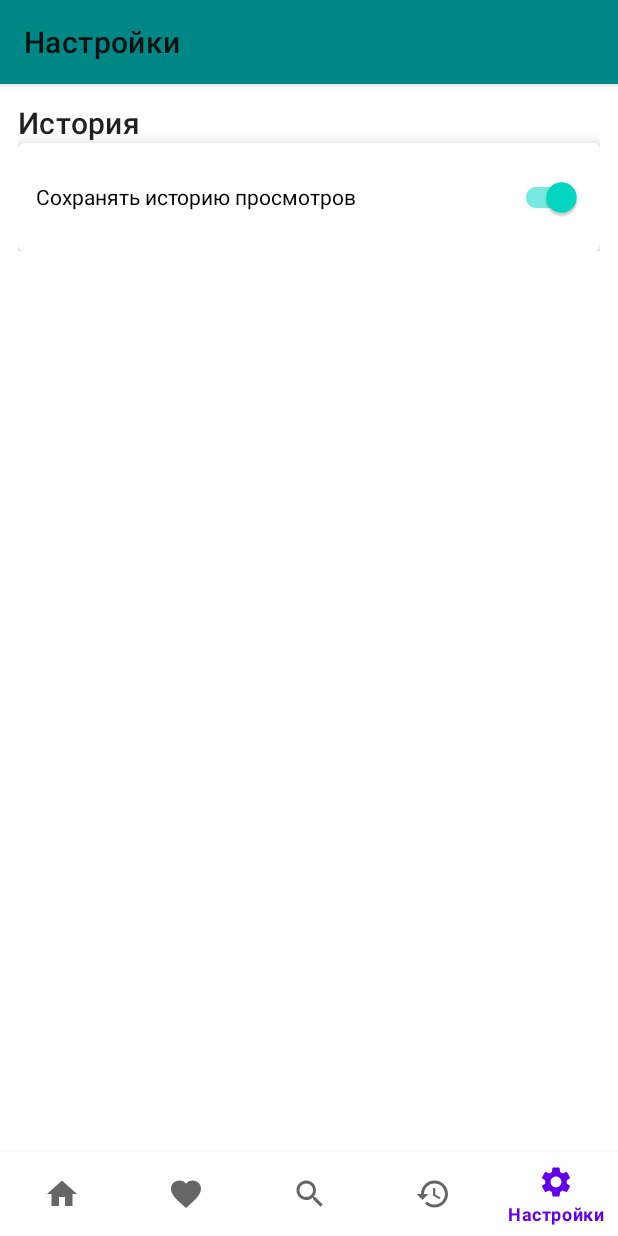
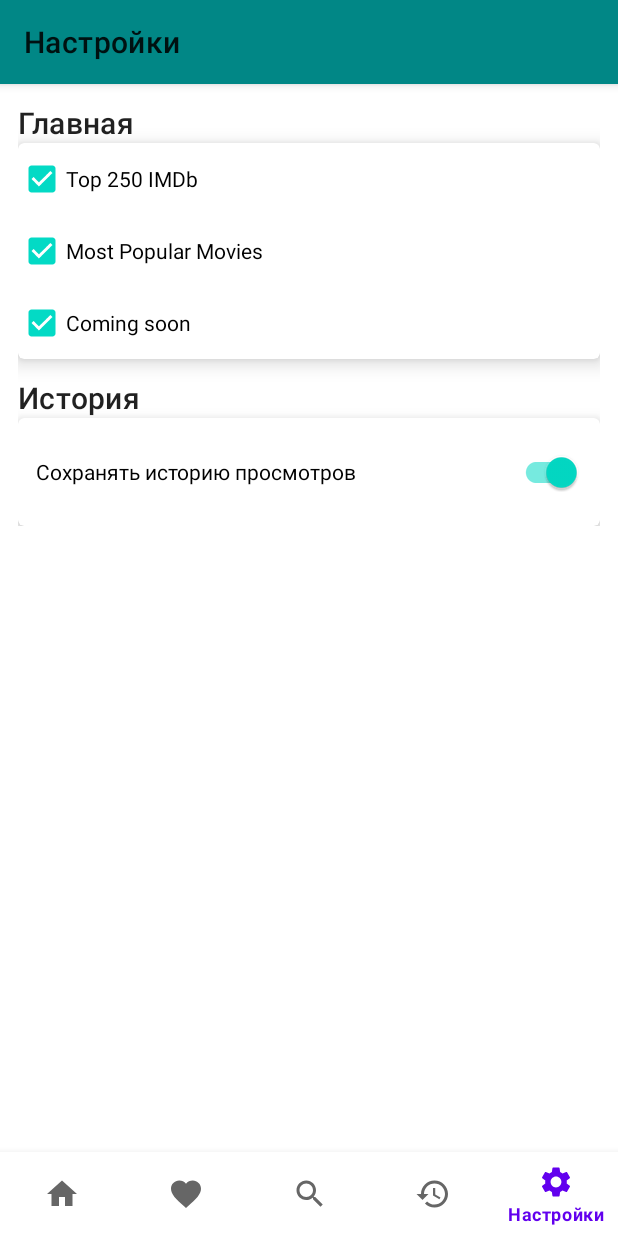
Before and after one commit to Kerencev/MovieApp, an Android app: the screen it shows after launch (MainActivity), item 5 of the bottom bar chosen, on a phone screen of 412 x 824 dp. Run offline under Robolectric (Android 15) with nearby library versions, the phone set to English and light mode, and no system bars; our stand-ins replace Room's generated code; pictures from the network do not load.

Commit message:
Добавил возможность выбирать какие категории будут отображаться на главном экране

```diff
--- a/app/src/main/java/com/kerencev/movieapp/data/loaders/MovieLoaderRetrofit.kt
+++ b/app/src/main/java/com/kerencev/movieapp/data/loaders/MovieLoaderRetrofit.kt
@@ -26,7 +26,6 @@ interface MovieLoaderRetrofit {
 
     companion object {
         private const val API_KEY = "k_62zj7tzu"
-
         //        private const val API_KEY = "k_aled87g3"
         private const val BASE_URL = "https://imdb-api.com/"
 
--- a/app/src/main/java/com/kerencev/movieapp/data/loaders/entities/list/MoviesListApi.kt
+++ b/app/src/main/java/com/kerencev/movieapp/data/loaders/entities/list/MoviesListApi.kt
@@ -4,6 +4,7 @@ package com.kerencev.movieapp.data.loaders.entities.list
  * Класс для записи ответа с сервера по запросу списка фильмов
  */
 data class MoviesListApi(
+    var title: String,
     val items: List<MovieApi>?,
     val errorMessage: String?
 )
--- /dev/null
+++ b/app/src/main/java/com/kerencev/movieapp/data/preferences/Pref.kt
@@ -0,0 +1,18 @@
+package com.kerencev.movieapp.data.preferences
+
+import android.app.Activity
+import android.content.Context
+
+object Pref {
+    fun saveDataIsChecked(activity: Activity?, key: String, isChecked: Boolean) {
+        val editor = activity?.getSharedPreferences("settings", Context.MODE_PRIVATE)?.edit()
+        editor?.putBoolean(key, isChecked)
+        editor?.apply()
+    }
+
+    fun getDataIsChecked(activity: Activity?, key: String): Boolean {
+        return activity?.getSharedPreferences("settings", Context.MODE_PRIVATE)?.getBoolean(
+            key, true
+        ) ?: true
+    }
+}
--- a/app/src/main/java/com/kerencev/movieapp/model/appstate/MainState.kt
+++ b/app/src/main/java/com/kerencev/movieapp/model/appstate/MainState.kt
@@ -1,9 +1,10 @@
 package com.kerencev.movieapp.model.appstate
 
 import com.kerencev.movieapp.data.loaders.entities.list.MovieApi
+import com.kerencev.movieapp.data.loaders.entities.list.MoviesListApi
 
 sealed class MainState {
-    data class Success(val moviesData: List<List<MovieApi>?>) : MainState()
+    data class Success(val moviesData:  ArrayList<MoviesListApi>) : MainState()
     object Error : MainState()
     object Loading : MainState()
 }
--- a/app/src/main/java/com/kerencev/movieapp/model/repository/Repository.kt
+++ b/app/src/main/java/com/kerencev/movieapp/model/repository/Repository.kt
@@ -4,11 +4,12 @@ import com.kerencev.movieapp.data.database.entities.HistoryEntity
 import com.kerencev.movieapp.data.database.entities.NoteEntity
 import com.kerencev.movieapp.data.loaders.entities.list.MovieApi
 import com.kerencev.movieapp.data.loaders.entities.details.MovieDetailsApi
+import com.kerencev.movieapp.data.loaders.entities.list.MoviesListApi
 import com.kerencev.movieapp.data.loaders.entities.name.NameData
 import com.kerencev.movieapp.data.loaders.entities.search.SearchedMovies
 
 interface Repository {
-    fun getMoviesFromServer(category: String): List<MovieApi>?
+    fun getMoviesFromServer(category: String): MoviesListApi?
     fun searchMoviesFromServer(title: String): SearchedMovies?
     fun getMovieDetailsFromServer(id: String): MovieDetailsApi?
     fun getMovieDetailsFromLocalStorage(): MovieDetailsApi
--- a/app/src/main/java/com/kerencev/movieapp/views/settings/SettingsFragment.kt
+++ b/app/src/main/java/com/kerencev/movieapp/views/settings/SettingsFragment.kt
@@ -1,14 +1,17 @@
 package com.kerencev.movieapp.views.settings
 
-import android.content.Context
 import android.os.Bundle
 import android.view.LayoutInflater
 import android.view.View
 import android.view.ViewGroup
 import androidx.fragment.app.Fragment
+import com.kerencev.movieapp.data.preferences.Pref
 import com.kerencev.movieapp.databinding.SettingsFragmentBinding
 
 const val IS_SAVE_HISTORY_KEY = "IS_SAVE_HISTORY_KEY"
+const val TOP_250_KEY = "TOP_250_KEY"
+const val MOST_POPULAR_KEY = "MOST_POPULAR_KEY"
+const val COMING_SOON_KEY = "COMING_SOON_KEY"
 
 class SettingsFragment : Fragment() {
     private var _binding: SettingsFragmentBinding? = null
@@ -25,8 +28,18 @@ class SettingsFragment : Fragment() {
     override fun onViewCreated(view: View, savedInstanceState: Bundle?) = with(binding) {
         super.onViewCreated(view, savedInstanceState)
         setRightSwitchPosition()
+        setRightCheckBoxPosition()
         switchSaveHistory.setOnCheckedChangeListener { _, isChecked ->
-            saveDataToSPres(isChecked)
+            Pref.saveDataIsChecked(activity, IS_SAVE_HISTORY_KEY, isChecked)
+        }
+        checkboxTop250.setOnCheckedChangeListener { _, isChecked ->
+            Pref.saveDataIsChecked(activity, TOP_250_KEY, isChecked)
+        }
+        checkboxMostPopular.setOnCheckedChangeListener { _, isChecked ->
+            Pref.saveDataIsChecked(activity, MOST_POPULAR_KEY, isChecked)
+        }
+        checkboxComingSoon.setOnCheckedChangeListener { _, isChecked ->
+            Pref.saveDataIsChecked(activity, COMING_SOON_KEY, isChecked)
         }
     }
 
@@ -35,17 +48,13 @@ class SettingsFragment : Fragment() {
         _binding = null
     }
 
-    private fun saveDataToSPres(isChecked: Boolean) {
-        val editor = activity?.getSharedPreferences("settings", Context.MODE_PRIVATE)?.edit()
-        editor?.putBoolean(IS_SAVE_HISTORY_KEY, isChecked)
-        editor?.apply()
+    private fun setRightSwitchPosition() {
+        binding.switchSaveHistory.isChecked = Pref.getDataIsChecked(activity, IS_SAVE_HISTORY_KEY)
     }
 
-    private fun setRightSwitchPosition() {
-        val isChecked =
-            activity?.getSharedPreferences("settings", Context.MODE_PRIVATE)?.getBoolean(
-                IS_SAVE_HISTORY_KEY, true
-            ) ?: true
-        binding.switchSaveHistory.isChecked = isChecked
+    private fun setRightCheckBoxPosition() {
+        binding.checkboxTop250.isChecked = Pref.getDataIsChecked(activity, TOP_250_KEY)
+        binding.checkboxMostPopular.isChecked = Pref.getDataIsChecked(activity, MOST_POPULAR_KEY)
+        binding.checkboxComingSoon.isChecked = Pref.getDataIsChecked(activity, COMING_SOON_KEY)
     }
 }
--- a/app/src/main/res/layout/settings_fragment.xml
+++ b/app/src/main/res/layout/settings_fragment.xml
@@ -35,6 +35,46 @@
         <TextView
             android:layout_width="wrap_content"
             android:layout_height="wrap_content"
+            android:text="@string/main"
+            android:textAppearance="@style/TextAppearance.MaterialComponents.Headline6" />
+
+        <com.google.android.material.card.MaterialCardView
+            android:layout_width="match_parent"
+            android:layout_height="wrap_content"
+            app:cardCornerRadius="@dimen/corners_radius"
+            app:cardElevation="@dimen/card_elevation">
+
+            <androidx.appcompat.widget.LinearLayoutCompat
+                android:layout_width="match_parent"
+                android:layout_height="wrap_content"
+                android:orientation="vertical">
+
+                <com.google.android.material.checkbox.MaterialCheckBox
+                    android:id="@+id/checkbox_top250"
+                    android:layout_width="match_parent"
+                    android:layout_height="wrap_content"
+                    android:text="@string/top250" />
+
+                <com.google.android.material.checkbox.MaterialCheckBox
+                    android:id="@+id/checkbox_most_popular"
+                    android:layout_width="match_parent"
+                    android:layout_height="wrap_content"
+                    android:text="@string/most_popular_movies" />
+
+                <com.google.android.material.checkbox.MaterialCheckBox
+                    android:id="@+id/checkbox_coming_soon"
+                    android:layout_width="match_parent"
+                    android:layout_height="wrap_content"
+                    android:text="@string/coming_soon" />
+
+            </androidx.appcompat.widget.LinearLayoutCompat>
+
+        </com.google.android.material.card.MaterialCardView>
+
+        <TextView
+            android:layout_width="wrap_content"
+            android:layout_height="wrap_content"
+            android:layout_marginTop="@dimen/padding_settings_fragment_linear"
             android:text="@string/history"
             android:textAppearance="@style/TextAppearance.MaterialComponents.Headline6" />
 
```
Also changed, not shown: app/src/main/java/com/kerencev/movieapp/model/repository/RepositoryImpl.kt (+18 -7 lines), app/src/main/java/com/kerencev/movieapp/viewmodels/MainViewModel.kt (+19 -21 lines), app/src/main/java/com/kerencev/movieapp/views/adapters/MoviesListAdapter.kt (+9 -8 lines), app/src/main/java/com/kerencev/movieapp/views/main/MainFragment.kt (+39 -19 lines).
